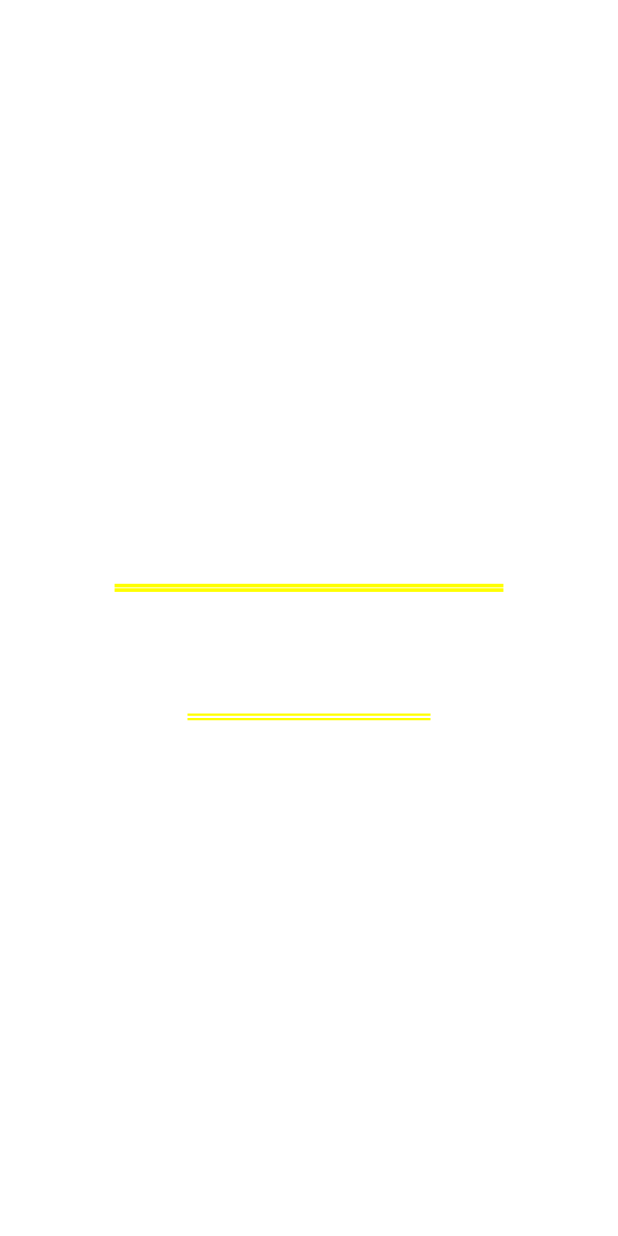
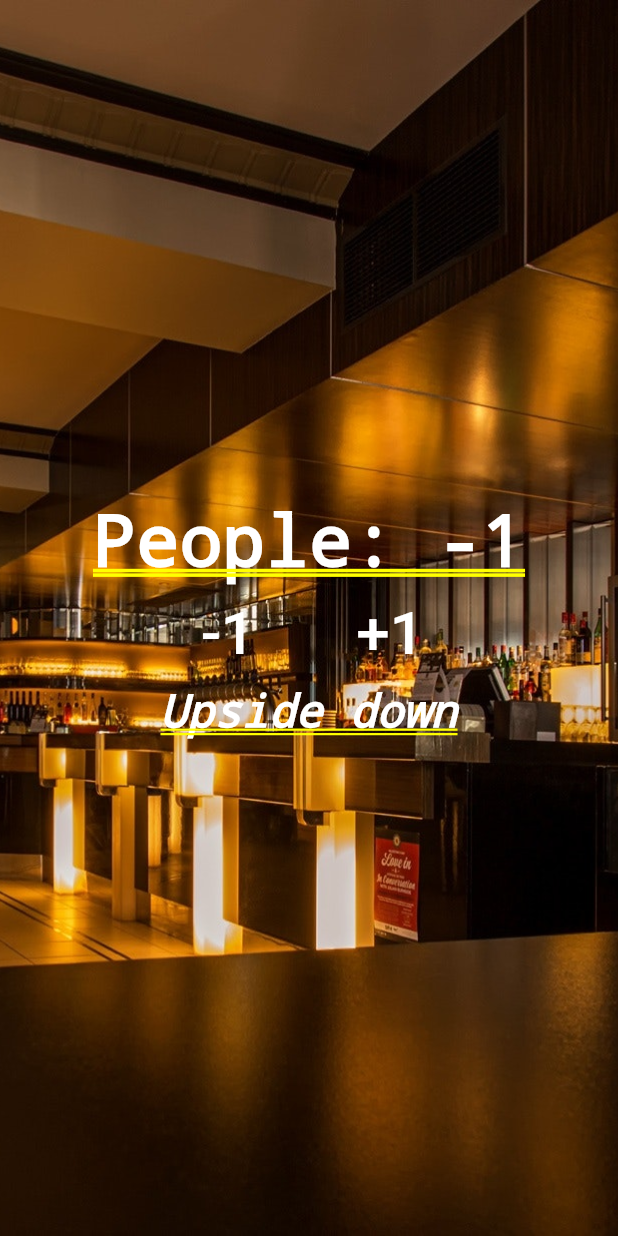
Before and after one commit to netoconcon/flutter-people-counter, a Flutter app: the screen it shows after launch, after a tap on "-1", on a phone screen of 412 x 824 dp. Run offline on Flutter 3.47's test engine with Material 2 defaults, Android fonts, the phone set to English and light mode, and no system bars.

Commit message:
finished exercise

```diff
--- a/lib/main.dart
+++ b/lib/main.dart
@@ -3,36 +3,84 @@ import 'package:flutter/material.dart';
 void main() {
   runApp(MaterialApp(
     title: "People Counter",
-    home: Column(
+    home: Home()
+  ));
+}
+
+class Home extends StatefulWidget {
+  @override
+  _HomeState createState() => _HomeState();
+}
+
+
+class _HomeState extends State<Home> {
+
+  int _people = 0;
+  String _infoText = "Can enter";
+
+  void _changePeople(int delta) {
+    setState(() {
+      _people += delta;
+
+      if (_people < 0) {
+        _infoText = "Upside down";
+      } else if (_people <= 10) {
+        _infoText = "Can enter";
+      } else {
+        _infoText = "Full";
+      }
+    });
+  }
+
+  @override
+  Widget build(BuildContext context) {
+    return Stack(
+      children: <Widget>[
+        Image.asset(
+          "images/restaurant.jpg",
+          fit: BoxFit.cover,
+          height: 1000.0,
+        ),
+        Column(
           mainAxisAlignment: MainAxisAlignment.center,
           children: <Widget> [
             Text(
-          "People: 1",
+              "People: $_people",
               style: TextStyle(color: Colors.white, fontWeight: FontWeight.bold),
               ),
             Row(
               mainAxisAlignment: MainAxisAlignment.center,
               children: <Widget>[
-            FlatButton(
+                Padding(
+                  padding: EdgeInsets.all(10.0),
+                  child: FlatButton(
                     child: Text(
                       "-1",
                       style: TextStyle(
                         fontSize: 40.0,
                         color: Colors.white,)),
-              onPressed: () {},
+                    onPressed: () {
+                      _changePeople(-1);
+                    },
                   ),
-            FlatButton(
+                ),
+                Padding(
+                  padding: EdgeInsets.all(10.0),
+                  child: FlatButton(
                     child: Text(
                       "+1",
                       style: TextStyle(
                         fontSize: 40.0,
                         color: Colors.white,)),
-              onPressed: () {},
+                    onPressed: () {
+                      _changePeople(1);
+                    },
+                  ),
                 ),
               ]
             ),
             Text(
-          "Can enter",
+              _infoText,
               style: TextStyle(
                 color: Colors.white,
                 fontStyle: FontStyle.italic,
@@ -41,15 +89,7 @@ void main() {
             )
           ],
         )
-  ));
+      ]
+    );
   }
-
-
-        // FlatButton(
-        //   child: Text(
-        //     "+1",
-        //     style: TextStyle(
-        //       fontSize: 40.0,
-        //       color: Colors.white,))
-        //   onPressed: () {},
-        // ),
+}
--- a/pubspec.yaml
+++ b/pubspec.yaml
@@ -48,6 +48,8 @@ flutter:
   # assets:
   #   - images/a_dot_burr.jpeg
   #   - images/a_dot_ham.jpeg
+  assets:
+   - images/restaurant.jpg
 
   # An image asset can refer to one or more resolution-specific "variants", see
   # https://flutter.dev/assets-and-images/#resolution-aware.
```
Also changed, not shown: images/restaurant.jpg (added). Lines whose indentation alone changed are shown as unchanged.
